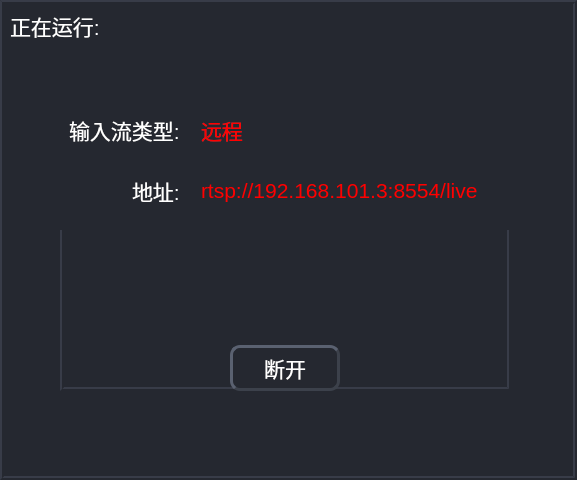
Old version of the form streaminfo.ui in the repository hiHjy/rk3568-video-analytics.
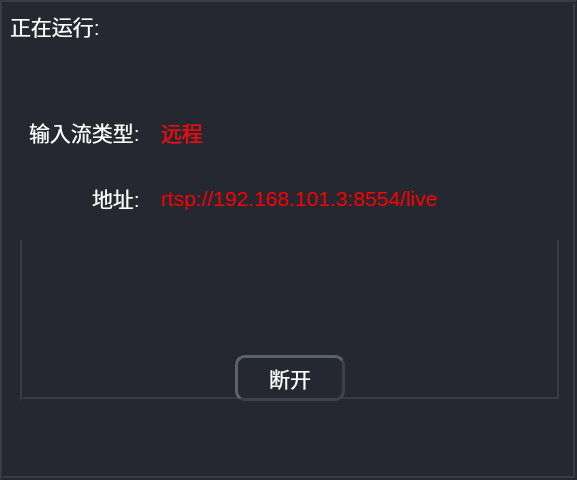
New version of the form.

Patch:
```diff
--- a/streaminfo.ui
+++ b/streaminfo.ui
@@ -66,10 +66,10 @@
   <widget class="QWidget" name="">
    <property name="geometry">
     <rect>
-     <x>60</x>
+     <x>20</x>
      <y>90</y>
-     <width>451</width>
-     <height>301</height>
+     <width>541</width>
+     <height>311</height>
     </rect>
    </property>
    <layout class="QVBoxLayout" name="verticalLayout_6">
```
